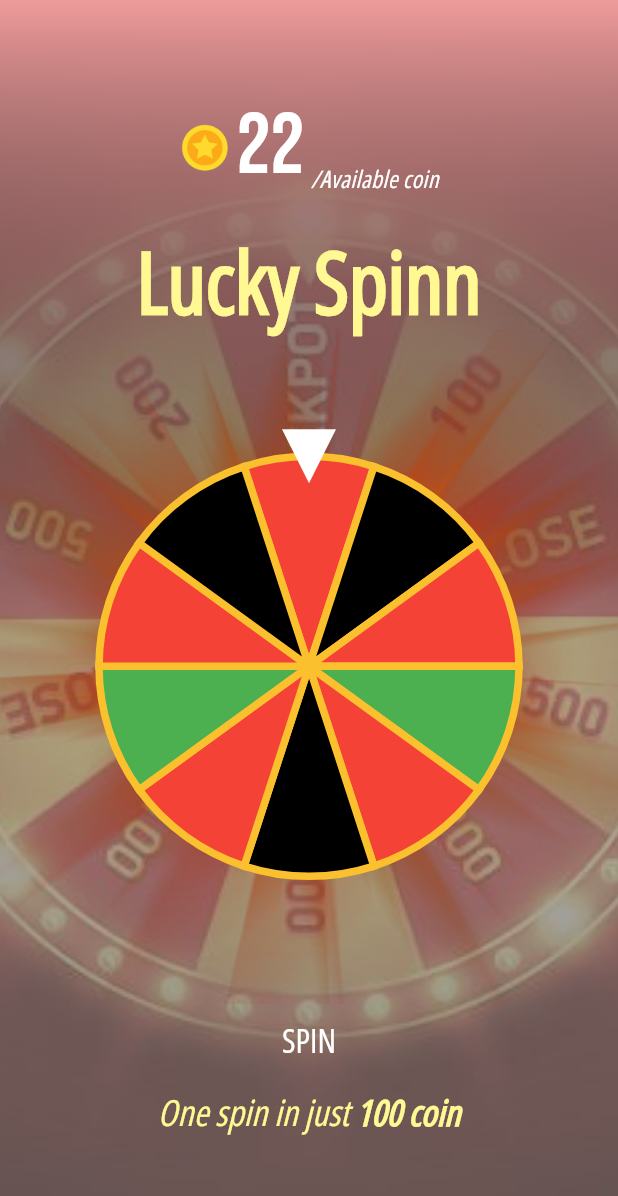
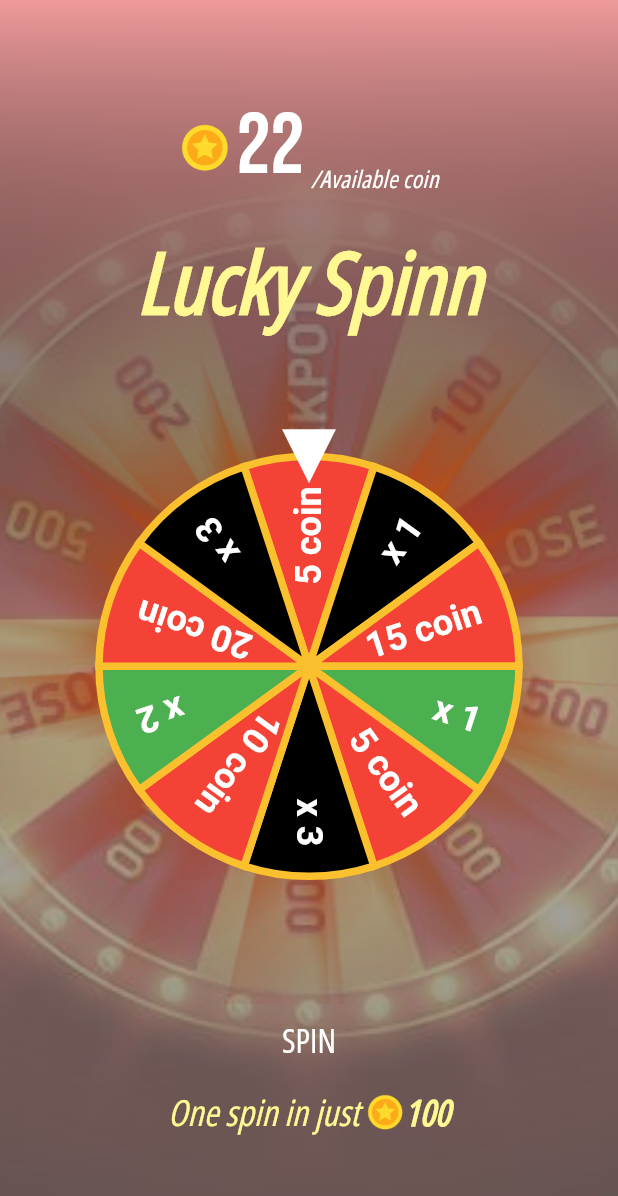
Before and after one commit to Munawer2022/Multi-Game-App, a Flutter app: the WheelGame screen opened directly, on a phone screen of 412 x 824 dp. Shown: the top 1196 px of the screen. Run offline on Flutter 3.47's test engine with Material 2 defaults, Android fonts, the light colour scheme and no system bars; drawn by our look-alikes of countup, flutter_fortune_wheel; our stand-ins replace carousel_slider, get_storage, rxdart; missing offline and left inert: flutter_spinning_wheel, neopop; accounts and stored records are empty.

Commit message:
first commit

```diff
--- a/lib/dashboard.dart
+++ b/lib/dashboard.dart
@@ -268,8 +268,11 @@ Widget newContainer(BuildContext context, image, page) {
     child: Container(
       width: double.infinity,
       decoration: BoxDecoration(
+        border: Border.all(color: Colors.white, width: 3),
+        color: Colors.black87,
         borderRadius: BorderRadius.circular(20),
         image: DecorationImage(
+          // opacity: .7,
           image: ExactAssetImage(image),
           fit: BoxFit.cover,
         ),
--- a/lib/main.dart
+++ b/lib/main.dart
@@ -43,6 +43,6 @@ class MyApp extends StatelessWidget {
           //   Theme.of(context).textTheme,
           // ),
         ),
-        home: WheelGame());
+        home: SplashScreen());
   }
 }
--- a/lib/spinn_wheel/wheel_game.dart
+++ b/lib/spinn_wheel/wheel_game.dart
@@ -19,6 +19,28 @@ class WheelGame extends StatefulWidget {
 }
 
 class _WheelGameState extends State<WheelGame> {
+  bool isWheelSpinning = false; // Track the spinning state of the wheel
+
+  // Function to start spinning the wheel
+  void startSpinning() {
+    setState(() {
+      isWheelSpinning = true;
+    });
+
+    // Simulate wheel spinning delay
+    Future.delayed(Duration(seconds: 5), () {
+      // Stop the wheel spinning
+      stopSpinning();
+    });
+  }
+
+  // Function to stop spinning the wheel
+  void stopSpinning() {
+    setState(() {
+      isWheelSpinning = false;
+    });
+  }
+
   @override
   void dispose() {
     // _controllerCenter.dispose();
@@ -27,19 +49,19 @@ class _WheelGameState extends State<WheelGame> {
   }
 
   final selected = BehaviorSubject<int>();
-  int rewards = 0;
+  dynamic rewards = 0;
 
-  List<int> items = [
-    8,
-    3,
-    2,
-    9,
-    11,
-    40,
-    0,
-    3,
-    12,
-    0,
+  List<dynamic> items = [
+    '5 coin',
+    'x 1',
+    '15 coin',
+    'x 1',
+    '5 coin',
+    'x 3',
+    '10 coin',
+    'x 2',
+    '20 coin',
+    'x 3',
     // 5,
     // 7,
     // 12,
@@ -104,13 +126,13 @@ class _WheelGameState extends State<WheelGame> {
           content: Text("You just won $rewards Coins!."),
           actions: <Widget>[
             CupertinoDialogAction(
-              child: Text('Cancel'),
+              child: Text('Back'),
               onPressed: () {
                 Navigator.of(context).pop();
               },
             ),
             CupertinoDialogAction(
-              child: Text('OK'),
+              child: Text('Retry?'),
               onPressed: () {
                 Navigator.of(context).pop();
               },
@@ -198,7 +220,9 @@ class _WheelGameState extends State<WheelGame> {
             Text(
               'Lucky Spinn',
               style: Theme.of(context).textTheme.displayLarge?.copyWith(
-                  color: const Color(0xffFFF893), fontWeight: FontWeight.w900),
+                  fontStyle: FontStyle.italic,
+                  color: const Color(0xffFFF893),
+                  fontWeight: FontWeight.w900),
             ),
 
             Center(
@@ -242,19 +266,16 @@ class _WheelGameState extends State<WheelGame> {
                                   i < items.length;
                                   i++) ...<FortuneItem>{
                                 FortuneItem(
-                                  child: Padding(
-                                    padding: EdgeInsets.only(left: 110),
-                                    child: RotatedBox(
-                                      quarterTurns: 1,
+                                  //   padding: EdgeInsets.only(left: 110),
+                                  // RotatedBox(
+                                  //  quarterTurns: 1,
                                   child: Text(
                                     items[i].toString(),
-                                      ),
-                                    ),
                                   ),
                                   style: FortuneItemStyle(
                                     textAlign: TextAlign.end,
                                     textStyle: TextStyle(
-                                        fontSize: 18,
+                                        fontSize: 24,
                                         fontWeight: FontWeight.bold),
                                     color: color[i],
                                     borderColor: Colors.yellow.shade700,
@@ -264,7 +285,7 @@ class _WheelGameState extends State<WheelGame> {
                               },
                             ],
                             onAnimationEnd: () {
-                              Future.delayed(Duration(milliseconds: 350), () {
+                              Future.delayed(Duration(milliseconds: 400), () {
                                 Navigator.pushReplacement(
                                     context,
                                     MaterialPageRoute(
@@ -278,7 +299,7 @@ class _WheelGameState extends State<WheelGame> {
                               if (kDebugMode) {
                                 print(rewards);
                               }
-                              Future.delayed(Duration(milliseconds: 400), () {
+                              Future.delayed(Duration(milliseconds: 450), () {
                                 _showAlertDialog(context);
                               });
 
@@ -293,16 +314,29 @@ class _WheelGameState extends State<WheelGame> {
                 ],
               ),
             ),
-            Padding(
+            isWheelSpinning
+                ? Container()
+                : Padding(
                     padding: const EdgeInsets.symmetric(horizontal: 20),
                     child: NeoPopButton(
                       color: Colors.red,
-                onTapUp: () {
+                      onTapUp: isWheelSpinning
+                          ? null
+                          : () {
                               setState(() {
-                    selected.add(Fortune.randomInt(0, items.length));
+                                selected
+                                    .add(Fortune.randomInt(0, items.length));
                               });
                               HapticFeedback.vibrate();
+                              startSpinning();
                             },
+                      // color: Colors.red,
+                      // onTapUp: () {
+                      //   setState(() {
+                      //     selected.add(Fortune.randomInt(0, items.length));
+                      //   });
+                      //   HapticFeedback.vibrate();
+                      // },
                       onTapDown: () => HapticFeedback.vibrate(),
                       child: NeoPopShimmer(
                         shimmerColor: Colors.white,
@@ -337,11 +371,15 @@ class _WheelGameState extends State<WheelGame> {
                       color: const Color(0xffFFF893),
                       fontStyle: FontStyle.italic),
                 ),
+                Image.asset(
+                  'assets/images/coin.png',
+                  scale: 20,
+                ),
                 Text(
-                  '100 coin',
+                  '100',
                   style: Theme.of(context).textTheme.headline5?.copyWith(
                       color: const Color(0xffFFF893),
-                      fontWeight: FontWeight.bold,
+                      fontWeight: FontWeight.w900,
                       fontStyle: FontStyle.italic),
                 ),
               ],
```
Also changed, not shown: lib/user.dart (+9 -15 lines). Lines whose indentation alone changed are shown as unchanged.
